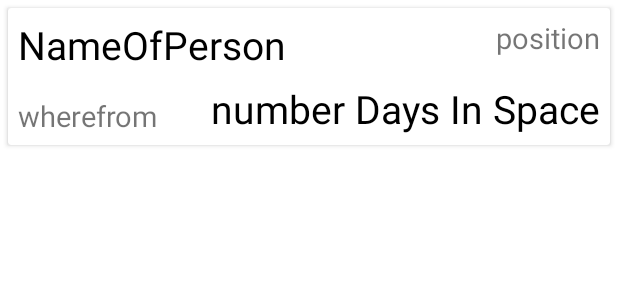
After one commit to detherminal/How-Many-People-Are-In-Space, an Android app: the layout cardview.xml on its own in the app's theme, with its tools: preview values and no code run, on a phone screen of 412 x 824 dp. The commit adds this screen. Shown: the top 300 px of the screen. Run offline under Robolectric (Android 15) with nearby library versions, the phone set to English and light mode, and no system bars; network calls fail.

Commit message:
Added RecyclerView and Json Parsing.

```diff
--- a/app/build.gradle
+++ b/app/build.gradle
@@ -42,7 +42,11 @@ dependencies {
 
     // JSON parser
     implementation 'com.beust:klaxon:5.5'
+    implementation 'org.json:json:20180813'
 
     // Coroutines
     implementation 'org.jetbrains.kotlinx:kotlinx-coroutines-android:1.3.9'
+
+    // RecyclerView
+    implementation 'androidx.recyclerview:recyclerview:1.2.0'
 }
--- /dev/null
+++ b/app/src/main/res/layout/cardview.xml
@@ -0,0 +1,63 @@
+<?xml version="1.0" encoding="utf-8"?>
+<androidx.cardview.widget.CardView xmlns:android="http://schemas.android.com/apk/res/android"
+    android:id="@+id/cardView"
+    android:layout_width="match_parent"
+    android:layout_margin="5dp"
+    android:layout_height="wrap_content">
+    <RelativeLayout
+        android:layout_width="match_parent"
+        android:layout_height="@dimen/_70sdp"
+        >
+
+        <TextView
+            android:id="@+id/nameofperson"
+            android:layout_width="wrap_content"
+            android:layout_height="wrap_content"
+            android:layout_marginStart="@dimen/_5sdp"
+            android:layout_marginTop="@dimen/_5sdp"
+            android:layout_marginEnd="@dimen/_5sdp"
+            android:layout_marginBottom="@dimen/_5sdp"
+            android:text="NameOfPerson"
+            android:textColor="@color/black"
+            android:textSize="@dimen/_20sdp" />
+
+        <TextView
+            android:id="@+id/wherefrom"
+            android:layout_width="wrap_content"
+            android:layout_height="wrap_content"
+            android:layout_alignParentBottom="true"
+            android:layout_marginStart="@dimen/_5sdp"
+            android:layout_marginTop="@dimen/_5sdp"
+            android:layout_marginEnd="@dimen/_5sdp"
+            android:layout_marginBottom="@dimen/_5sdp"
+            android:text="wherefrom"
+            android:textSize="@dimen/_15sdp" />
+
+        <TextView
+            android:id="@+id/daysinspace"
+            android:layout_width="wrap_content"
+            android:layout_height="wrap_content"
+            android:layout_alignParentRight="true"
+            android:layout_alignParentBottom="true"
+            android:layout_marginStart="@dimen/_5sdp"
+            android:layout_marginTop="@dimen/_5sdp"
+            android:layout_marginEnd="@dimen/_5sdp"
+            android:layout_marginBottom="@dimen/_5sdp"
+            android:text="number Days In Space"
+            android:textColor="@color/black"
+            android:textSize="@dimen/_20sdp" />
+
+        <TextView
+            android:layout_width="wrap_content"
+            android:layout_height="wrap_content"
+            android:layout_alignParentRight="true"
+            android:layout_marginStart="@dimen/_5sdp"
+            android:layout_marginTop="@dimen/_5sdp"
+            android:layout_marginEnd="@dimen/_5sdp"
+            android:layout_marginBottom="@dimen/_5sdp"
+            android:text="position"
+            android:textSize="@dimen/_15sdp"
+            android:id="@+id/position"
+            />
+    </RelativeLayout>
+</androidx.cardview.widget.CardView>
--- a/app/src/main/res/values-night/themes.xml
+++ b/app/src/main/res/values-night/themes.xml
@@ -1,6 +1,6 @@
 <resources xmlns:tools="http://schemas.android.com/tools">
     <!-- Base application theme. -->
-    <style name="Theme.HowManyPeopleAreInSpace" parent="Theme.MaterialComponents.DayNight.DarkActionBar">
+    <style name="Theme.HowManyPeopleAreInSpace" parent="Theme.MaterialComponents.DayNight.NoActionBar">
         <!-- Primary brand color. -->
         <item name="colorPrimary">@color/purple_200</item>
         <item name="colorPrimaryVariant">@color/purple_700</item>
--- a/app/src/main/res/values/themes.xml
+++ b/app/src/main/res/values/themes.xml
@@ -1,6 +1,6 @@
 <resources xmlns:tools="http://schemas.android.com/tools">
     <!-- Base application theme. -->
-    <style name="Theme.HowManyPeopleAreInSpace" parent="Theme.MaterialComponents.DayNight.DarkActionBar">
+    <style name="Theme.HowManyPeopleAreInSpace" parent="Theme.MaterialComponents.DayNight.NoActionBar">
         <!-- Primary brand color. -->
         <item name="colorPrimary">@color/purple_500</item>
         <item name="colorPrimaryVariant">@color/purple_700</item>
```
Also changed, not shown: app/src/main/java/com/peseca/howmanypeopleareinspace/MainActivity.kt (+40 -9 lines), app/src/main/java/com/peseca/howmanypeopleareinspace/RecyclerViewAdapter.kt (added, +35 -0 lines), app/src/main/res/layout/activity_main.xml (+4 -4 lines).
